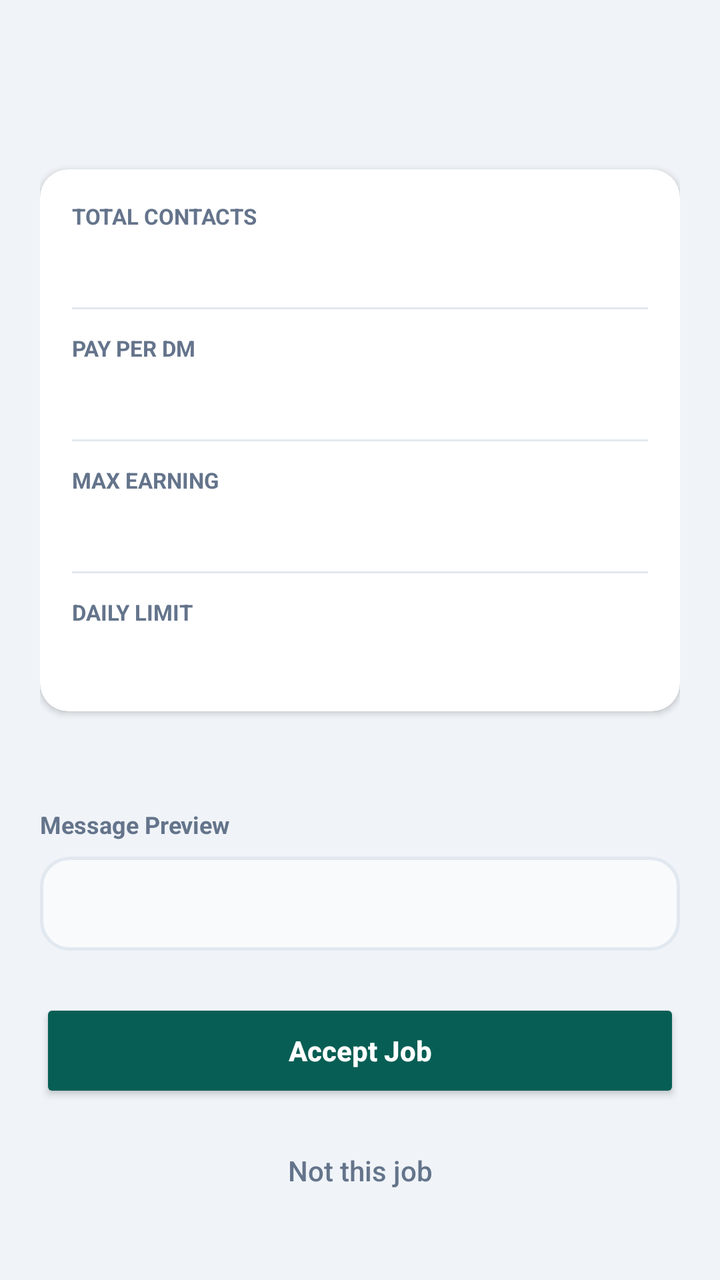
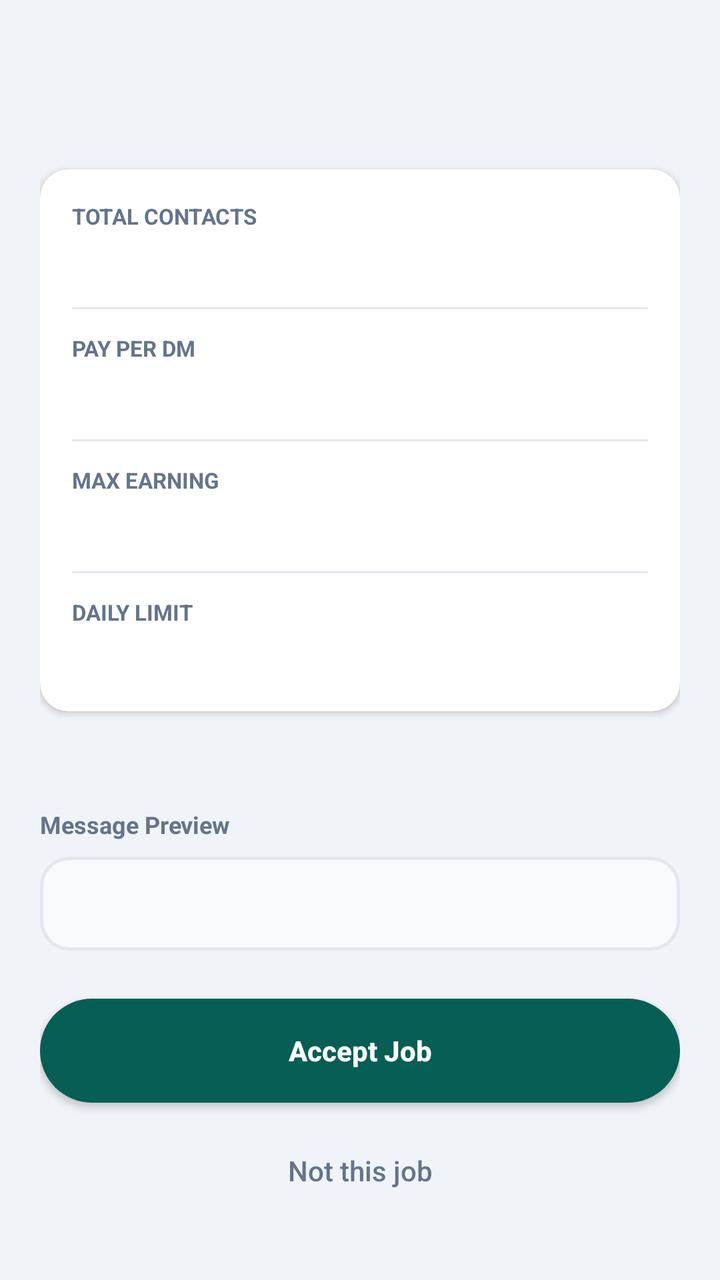

Before-and-after screenshots of an Android layout around one commit, followed by the original layout XML and the change that was made.
<!-- AndroidManifest.xml: application theme Theme.DMJobsWorker -->
<!-- res/layout/activity_preview.xml -->
<?xml version="1.0" encoding="utf-8"?>
<ScrollView xmlns:android="http://schemas.android.com/apk/res/android"
    xmlns:app="http://schemas.android.com/apk/res-auto"
    android:layout_width="match_parent"
    android:layout_height="match_parent"
    android:background="@color/bg">

    <LinearLayout
        android:layout_width="match_parent"
        android:layout_height="wrap_content"
        android:orientation="vertical"
        android:padding="20dp">

        <TextView
            android:id="@+id/prev_code"
            android:layout_width="wrap_content"
            android:layout_height="wrap_content"
            android:textColor="@color/green_deep"
            android:textSize="13sp"
            android:textStyle="bold" />

        <TextView
            android:id="@+id/prev_title"
            android:layout_width="wrap_content"
            android:layout_height="wrap_content"
            android:layout_marginTop="4dp"
            android:textColor="@color/text"
            android:textSize="20sp"
            android:textStyle="bold" />

        <androidx.cardview.widget.CardView
            android:layout_width="match_parent"
            android:layout_height="wrap_content"
            android:layout_marginTop="16dp"
            app:cardCornerRadius="14dp"
            app:cardElevation="2dp">

            <LinearLayout
                android:layout_width="match_parent"
                android:layout_height="wrap_content"
                android:orientation="vertical"
                android:padding="16dp">

                <TextView style="@style/RowLabel" android:text="Total Contacts" />
                <TextView android:id="@+id/prev_total" style="@style/RowValue" />

                <View style="@style/Divider" />

                <TextView style="@style/RowLabel" android:text="Pay per DM" />
                <TextView android:id="@+id/prev_pay" style="@style/RowValue" />

                <View style="@style/Divider" />

                <TextView style="@style/RowLabel" android:text="Max Earning" />
                <TextView android:id="@+id/prev_max" style="@style/RowValue" />

                <View style="@style/Divider" />

                <TextView style="@style/RowLabel" android:text="Daily Limit" />
                <TextView android:id="@+id/prev_daily" style="@style/RowValue" />

            </LinearLayout>
        </androidx.cardview.widget.CardView>

        <TextView
            android:id="@+id/prev_time"
            android:layout_width="match_parent"
            android:layout_height="wrap_content"
            android:layout_marginTop="12dp"
            android:gravity="center"
            android:textColor="@color/text_muted"
            android:textSize="12sp" />

        <TextView
            android:layout_width="wrap_content"
            android:layout_height="wrap_content"
            android:layout_marginTop="20dp"
            android:text="Message Preview"
            android:textColor="@color/text_muted"
            android:textSize="12sp"
            android:textStyle="bold" />

        <TextView
            android:id="@+id/prev_msg"
            android:layout_width="match_parent"
            android:layout_height="wrap_content"
            android:layout_marginTop="8dp"
            android:background="@drawable/input_bg"
            android:padding="14dp"
            android:textColor="@color/text"
            android:textSize="14sp" />

        <Button
            android:id="@+id/btn_accept"
            android:layout_width="match_parent"
            android:layout_height="52dp"
            android:layout_marginTop="24dp"
            android:backgroundTint="@color/green_deep"
            android:text="Accept Job"
            android:textAllCaps="false"
            android:textColor="@color/white"
            android:textStyle="bold" />

        <Button
            android:id="@+id/btn_reject"
            android:layout_width="match_parent"
            android:layout_height="48dp"
            android:layout_marginTop="10dp"
            android:background="@android:color/transparent"
            android:text="Not this job"
            android:textAllCaps="false"
            android:textColor="@color/text_muted" />

    </LinearLayout>
</ScrollView>
<!-- resources referenced by this layout -->
<resources>
  <color name="bg">#F0F4F8</color>
  <color name="green_deep">#075E54</color>
  <color name="text">#0F172A</color>
  <color name="text_muted">#64748B</color>
  <color name="white">#FFFFFF</color>
  <!-- drawable input_bg (drawable) -->
  <?xml version="1.0" encoding="utf-8"?>
  <shape xmlns:android="http://schemas.android.com/apk/res/android">
      <solid android:color="#F8FAFC" />
      <stroke android:width="1.5dp" android:color="#E2E8F0" />
      <corners android:radius="14dp" />
  </shape>
  <style name="Divider">
          <item name="android:layout_width">match_parent</item>
          <item name="android:layout_height">1dp</item>
          <item name="android:background">#E2E8F0</item>
          <item name="android:layout_marginVertical">12dp</item>
      </style>
  <style name="RowLabel">
          <item name="android:layout_width">wrap_content</item>
          <item name="android:layout_height">wrap_content</item>
          <item name="android:textColor">@color/text_muted</item>
          <item name="android:textSize">11sp</item>
          <item name="android:textStyle">bold</item>
          <item name="android:textAllCaps">true</item>
      </style>
  <style name="RowValue">
          <item name="android:layout_width">wrap_content</item>
          <item name="android:layout_height">wrap_content</item>
          <item name="android:layout_marginTop">2dp</item>
          <item name="android:textColor">@color/text</item>
          <item name="android:textSize">18sp</item>
          <item name="android:textStyle">bold</item>
      </style>
  <style name="Theme.DMJobsWorker" parent="Theme.MaterialComponents.Light.NoActionBar">
          <item name="colorPrimary">@color/green_deep</item>
          <item name="colorPrimaryVariant">@color/green_dark</item>
          <item name="colorOnPrimary">@color/white</item>
          <item name="colorSecondary">@color/green</item>
          <item name="android:statusBarColor">@color/green_deep</item>
          <item name="android:windowBackground">@color/bg</item>
      </style>
  <color name="green_dark">#128C7E</color>
  <color name="green">#25D366</color>
</resources>

<!-- the commit's change to res/layout/activity_preview.xml (unified diff, before → after) -->
@@ -32,6 +32,7 @@
             android:layout_width="match_parent"
             android:layout_height="wrap_content"
             android:layout_marginTop="16dp"
+            app:cardBackgroundColor="@color/white"
             app:cardCornerRadius="14dp"
             app:cardElevation="2dp">
 
@@ -95,7 +96,7 @@
             android:layout_width="match_parent"
             android:layout_height="52dp"
             android:layout_marginTop="24dp"
-            android:backgroundTint="@color/green_deep"
+            android:background="@drawable/button_rounded"
             android:text="Accept Job"
             android:textAllCaps="false"
             android:textColor="@color/white"
<!-- resource entries referenced after the edit -->
@@ -5,6 +5,17 @@
   <color name="text">#0F172A</color>
   <color name="text_muted">#64748B</color>
   <color name="white">#FFFFFF</color>
+  <!-- drawable button_rounded (drawable) -->
+  <?xml version="1.0" encoding="utf-8"?>
+  <ripple xmlns:android="http://schemas.android.com/apk/res/android"
+      android:color="#33FFFFFF">
+      <item>
+          <shape android:shape="rectangle">
+              <solid android:color="@color/green_deep" />
+              <corners android:radius="26dp" />
+          </shape>
+      </item>
+  </ripple>
   <!-- drawable input_bg (drawable) -->
   <?xml version="1.0" encoding="utf-8"?>
   <shape xmlns:android="http://schemas.android.com/apk/res/android">
